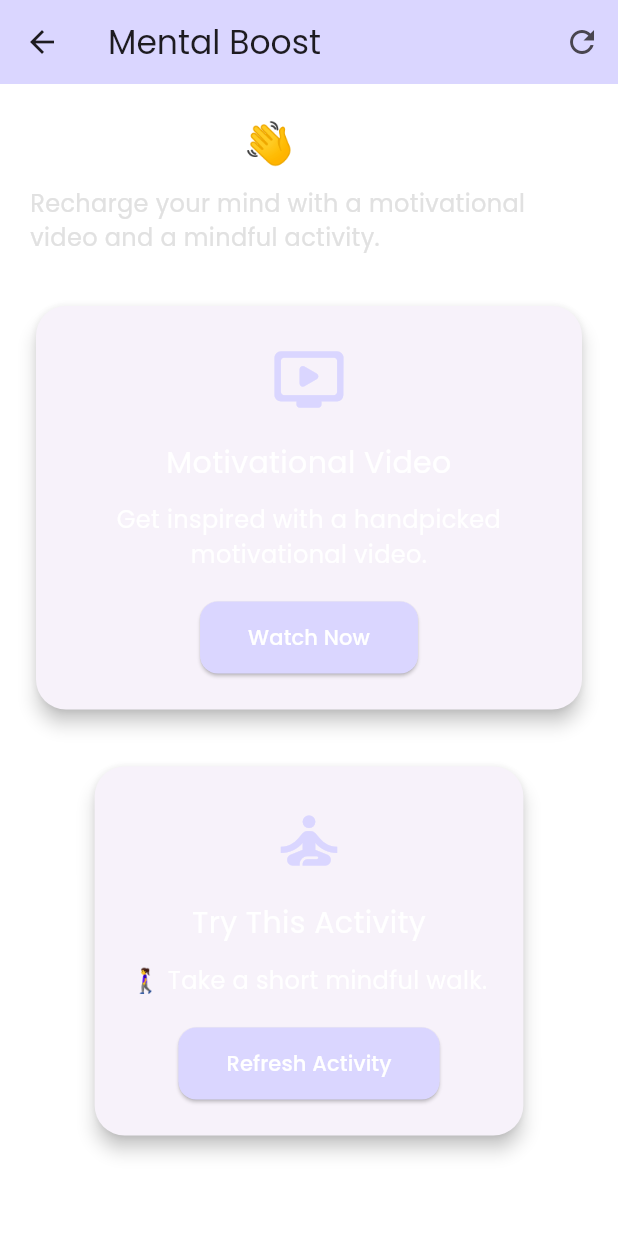
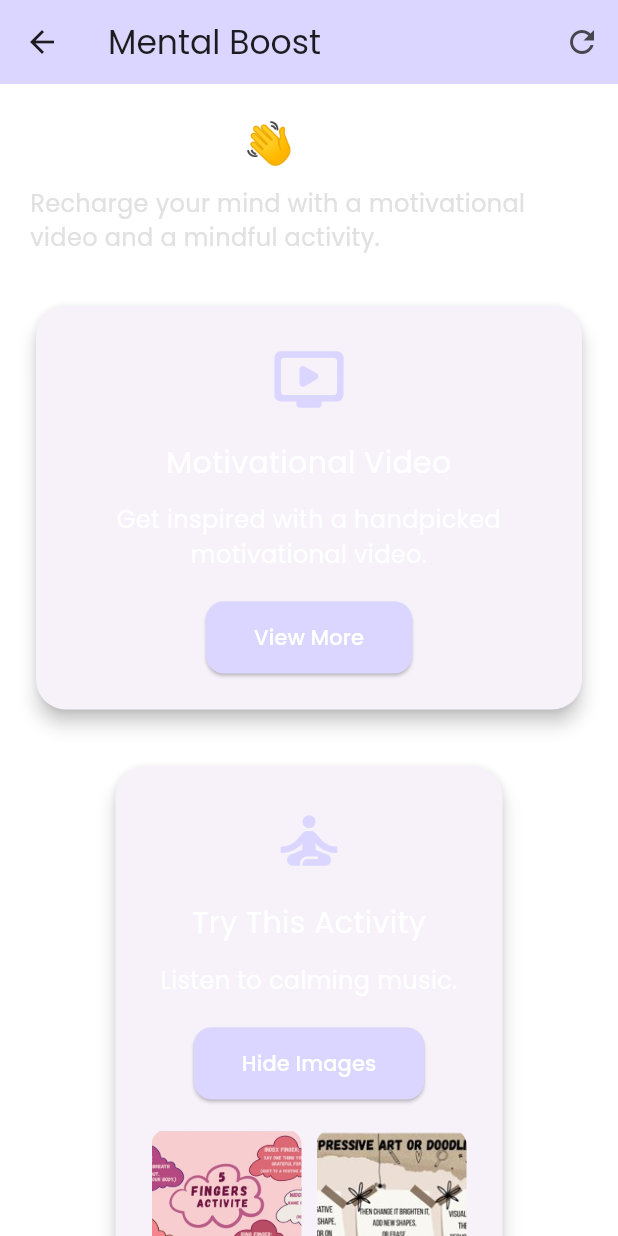
Before and after one commit to shoaib3474/Caress-Care, a Flutter app: the VideoRefScreen screen opened by its route, after a tap on "Refresh Activity", on a phone screen of 412 x 824 dp. Run offline on Flutter 3.47's test engine with Material 3 defaults, Android fonts, the light colour scheme and no system bars; our stand-ins replace firebase_auth, firebase_core, get, google_fonts; accounts and stored records are empty.

Commit message:
add images

```diff
--- a/lib/gen/assets.gen.dart
+++ b/lib/gen/assets.gen.dart
@@ -29,8 +29,43 @@ class $AssetsImagesGen {
   AssetGenImage get calmZoneLogo =>
       const AssetGenImage('assets/images/calm_zone_logo.png');
 
+  /// File path: assets/images/mvt-im_4.png
+  AssetGenImage get mvtIm4 => const AssetGenImage('assets/images/mvt-im_4.png');
+
+  /// File path: assets/images/mvt_im-8.png
+  AssetGenImage get mvtIm8 => const AssetGenImage('assets/images/mvt_im-8.png');
+
+  /// File path: assets/images/mvt_im_1.png
+  AssetGenImage get mvtIm1 => const AssetGenImage('assets/images/mvt_im_1.png');
+
+  /// File path: assets/images/mvt_im_2.png
+  AssetGenImage get mvtIm2 => const AssetGenImage('assets/images/mvt_im_2.png');
+
+  /// File path: assets/images/mvt_im_3.png
+  AssetGenImage get mvtIm3 => const AssetGenImage('assets/images/mvt_im_3.png');
+
+  /// File path: assets/images/mvt_im_5.png
+  AssetGenImage get mvtIm5 => const AssetGenImage('assets/images/mvt_im_5.png');
+
+  /// File path: assets/images/mvt_im_6.png
+  AssetGenImage get mvtIm6 => const AssetGenImage('assets/images/mvt_im_6.png');
+
+  /// File path: assets/images/mvt_im_7.png
+  AssetGenImage get mvtIm7 => const AssetGenImage('assets/images/mvt_im_7.png');
+
   /// List of all assets
-  List<AssetGenImage> get values => [bigCart, calmZoneLogo];
+  List<AssetGenImage> get values => [
+    bigCart,
+    calmZoneLogo,
+    mvtIm4,
+    mvtIm8,
+    mvtIm1,
+    mvtIm2,
+    mvtIm3,
+    mvtIm5,
+    mvtIm6,
+    mvtIm7,
+  ];
 }
 
 class Assets {
--- a/lib/view/screens/video_ref_screen.dart
+++ b/lib/view/screens/video_ref_screen.dart
@@ -1,4 +1,5 @@
 import 'dart:math';
+import 'package:caress_care/gen/assets.gen.dart';
 import 'package:flutter/material.dart';
 import 'package:url_launcher/url_launcher.dart';
 
@@ -26,14 +27,32 @@ class _VideoRefScreenState extends State<VideoRefScreen> {
     'https://youtu.be/tuPW7oOudVc',
   ];
 
+  final List<String> activityImages = [
+    Assets.images.mvtIm1.path,
+    Assets.images.mvtIm2.path,
+    Assets.images.mvtIm3.path,
+    Assets.images.mvtIm4.path,
+    Assets.images.mvtIm5.path,
+    Assets.images.mvtIm6.path,
+    Assets.images.mvtIm7.path,
+    Assets.images.mvtIm8.path,
+  ];
+
   final List<String> activitySuggestions = [
-    '🧘‍♂️ Try 10 minutes of meditation.',
-    '📓 Write down 3 things you’re grateful for.',
-    '🚶‍♀️ Take a short mindful walk.',
+    'Take a deep breath and relax your body.',
+    'Try 5 minutes of silent meditation.',
+    'Write down three things you’re grateful for.',
+    'Stretch your arms and legs gently.',
+    'Take a short mindful walk.',
+    'Listen to calming music.',
+    'Draw or doodle whatever comes to mind.',
+    'Try a quick body scan meditation.',
   ];
 
   late String currentLink;
   late String currentActivity;
+  bool showMoreVideos = false;
+  bool showActivityImages = false;
 
   @override
   void initState() {
@@ -109,8 +128,34 @@ class _VideoRefScreenState extends State<VideoRefScreen> {
               icon: Icons.ondemand_video_rounded,
               title: 'Motivational Video',
               description: 'Get inspired with a handpicked motivational video.',
-              buttonText: 'Watch Now',
-              onPressed: _launchVideo,
+              buttonText: showMoreVideos ? 'Hide Videos' : 'View More',
+              onPressed: () {
+                setState(() => showMoreVideos = !showMoreVideos);
+              },
+              child:
+                  showMoreVideos
+                      ? Column(
+                        children:
+                            youtubeLinks.map((link) {
+                              return ListTile(
+                                title: Text(
+                                  link,
+                                  style: const TextStyle(fontSize: 14),
+                                ),
+                                trailing: const Icon(Icons.open_in_new),
+                                onTap: () async {
+                                  final Uri uri = Uri.parse(link);
+                                  if (await canLaunchUrl(uri)) {
+                                    await launchUrl(
+                                      uri,
+                                      mode: LaunchMode.externalApplication,
+                                    );
+                                  }
+                                },
+                              );
+                            }).toList(),
+                      )
+                      : null,
             ),
 
             const SizedBox(height: 30),
@@ -120,10 +165,33 @@ class _VideoRefScreenState extends State<VideoRefScreen> {
               icon: Icons.self_improvement,
               title: 'Try This Activity',
               description: currentActivity,
-              buttonText: 'Refresh Activity',
+              buttonText:
+                  showActivityImages ? 'Hide Images' : 'Refresh Activity',
               onPressed: () {
-                setState(() => _shuffleSuggestions());
+                setState(() {
+                  _shuffleSuggestions();
+                  showActivityImages = !showActivityImages;
+                });
               },
+              child:
+                  showActivityImages
+                      ? Wrap(
+                        spacing: 10,
+                        runSpacing: 10,
+                        children:
+                            activityImages.map((path) {
+                              return ClipRRect(
+                                borderRadius: BorderRadius.circular(10),
+                                child: Image.asset(
+                                  path,
+                                  width: 100,
+                                  height: 100,
+                                  fit: BoxFit.cover,
+                                ),
+                              );
+                            }).toList(),
+                      )
+                      : null,
             ),
           ],
         ),
@@ -137,6 +205,7 @@ class _VideoRefScreenState extends State<VideoRefScreen> {
     required String description,
     required String buttonText,
     required VoidCallback onPressed,
+    Widget? child,
   }) {
     return Card(
       elevation: 5,
@@ -174,6 +243,7 @@ class _VideoRefScreenState extends State<VideoRefScreen> {
               ),
               child: Text(buttonText),
             ),
+            if (child != null) ...[const SizedBox(height: 20), child],
           ],
         ),
       ),
```
Also changed, not shown: assets/images/mvt-im_4.png (added), assets/images/mvt_im-8.png (added), assets/images/mvt_im_1.png (added), assets/images/mvt_im_2.png (added), assets/images/mvt_im_3.png (added), assets/images/mvt_im_5.png (added), assets/images/mvt_im_6.png (added), assets/images/mvt_im_7.png (added).
